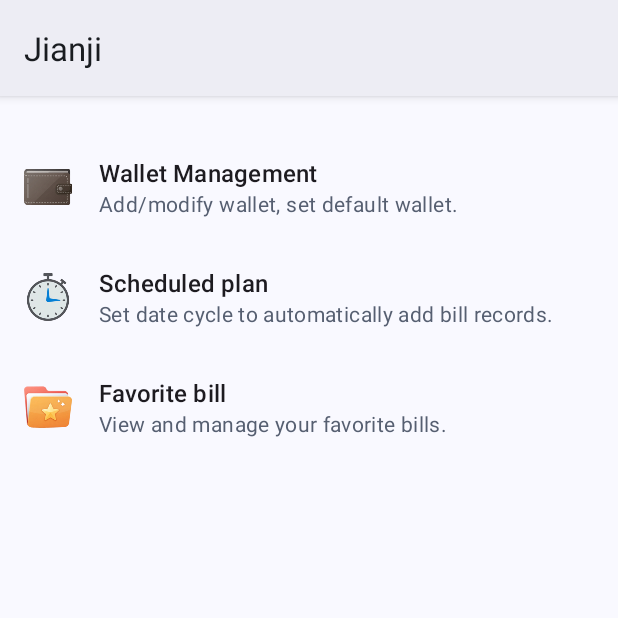
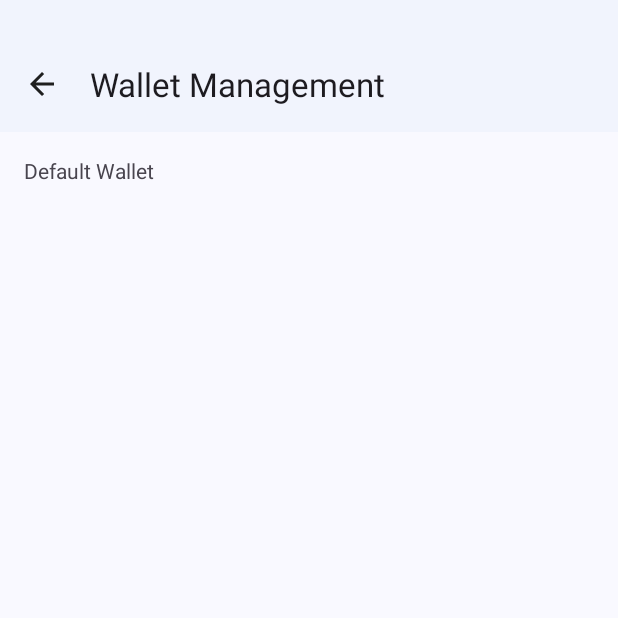
Before and after one commit to MSTAT-Lseng/Jianji, an Android app: the fragment SetupFragment shown on its own in the app's theme, after a tap on "Wallet Management", on a phone screen of 412 x 824 dp, the top half of it. Run offline under Robolectric (Android 15) with nearby library versions, the phone set to English and light mode, and no system bars.

```diff
--- a/app/src/main/AndroidManifest.xml
+++ b/app/src/main/AndroidManifest.xml
@@ -37,6 +37,8 @@
             android:theme="@style/Theme.简记.NoActionBar"/>
         <activity android:name=".activities.PictureViewerActivity"
             android:theme="@style/Theme.简记.NoActionBar"/>
+        <activity android:name=".activities.WalletManageActivity"
+            android:theme="@style/Theme.简记.NoActionBar"/>
 
         <provider
             android:name="androidx.core.content.FileProvider"
--- /dev/null
+++ b/app/src/main/java/m20/simple/bookkeeping/activities/WalletManageActivity.kt
@@ -0,0 +1,67 @@
+package m20.simple.bookkeeping.activities
+
+import android.os.Bundle
+import android.view.MenuItem
+import androidx.appcompat.app.AppCompatActivity
+import androidx.recyclerview.widget.LinearLayoutManager
+import androidx.recyclerview.widget.RecyclerView
+import kotlinx.coroutines.CoroutineScope
+import kotlinx.coroutines.Dispatchers
+import kotlinx.coroutines.launch
+import kotlinx.coroutines.withContext
+import m20.simple.bookkeeping.R
+import m20.simple.bookkeeping.activities.walletmanage.WalletListAdapter
+import m20.simple.bookkeeping.api.wallet.WalletCreator
+import m20.simple.bookkeeping.utils.UIUtils
+
+class WalletManageActivity : AppCompatActivity() {
+
+    override fun onCreate(savedInstanceState: Bundle?) {
+        super.onCreate(savedInstanceState)
+        setContentView(R.layout.activity_wallet_manage)
+        setSupportActionBar(findViewById(R.id.toolbar))
+
+        val uiUtils = UIUtils()
+        uiUtils.fillStatusBarHeight(this, findViewById(R.id.status_bar_view))
+        uiUtils.setStatusBarTextColor(this, !uiUtils.isDarkMode(resources))
+
+        getWalletList()
+    }
+
+    private fun getWalletList() {
+        fun updateUi(walletList: List<Pair<Int, String>>,
+                     defaultWallet: Int?,
+                     amountList: List<Int>) {
+            val dataset = walletList.map { it.second }.toTypedArray()
+            val walletListAdapter = WalletListAdapter(dataset)
+
+            val recyclerView: RecyclerView = findViewById(R.id.recycler_view)
+            recyclerView.layoutManager = LinearLayoutManager(this)
+            recyclerView.adapter = walletListAdapter
+        }
+        CoroutineScope(Dispatchers.Main).launch {
+            val walletCreator = WalletCreator
+            val walletList = withContext(Dispatchers.IO) {
+                walletCreator.getAllWallets(this@WalletManageActivity)
+            }
+            val defaultWallet = withContext(Dispatchers.IO) {
+                walletCreator.getDefaultWallet(this@WalletManageActivity)?.first
+            }
+            val amountList = withContext(Dispatchers.IO) {
+                walletList.map { (id, _) ->
+                    walletCreator.getWalletNameAndBalance(this@WalletManageActivity, id.toLong())?.second ?: 0
+                }
+            }
+            updateUi(walletList, defaultWallet, amountList)
+        }
+    }
+
+    override fun onOptionsItemSelected(item: MenuItem): Boolean {
+        if (item.itemId == android.R.id.home) {
+            onBackPressed()
+            return true
+        }
+        return super.onOptionsItemSelected(item)
+    }
+
+}
--- /dev/null
+++ b/app/src/main/java/m20/simple/bookkeeping/activities/walletmanage/WalletListAdapter.kt
@@ -0,0 +1,28 @@
+package m20.simple.bookkeeping.activities.walletmanage
+
+import android.view.LayoutInflater
+import android.view.View
+import android.view.ViewGroup
+import android.widget.TextView
+import androidx.recyclerview.widget.RecyclerView
+import m20.simple.bookkeeping.R
+
+class WalletListAdapter(private val dataSet: Array<String>) :
+    RecyclerView.Adapter<WalletListAdapter.ViewHolder>() {
+
+    class ViewHolder(view: View) : RecyclerView.ViewHolder(view) {
+        val textView: TextView = view.findViewById(R.id.textView)
+    }
+
+    override fun onCreateViewHolder(viewGroup: ViewGroup, viewType: Int): ViewHolder {
+        val view = LayoutInflater.from(viewGroup.context)
+            .inflate(R.layout.wallet_list_row_item, viewGroup, false)
+        return ViewHolder(view)
+    }
+
+    override fun onBindViewHolder(viewHolder: ViewHolder, position: Int) {
+        viewHolder.textView.text = dataSet[position]
+    }
+
+    override fun getItemCount() = dataSet.size
+}
--- a/app/src/main/java/m20/simple/bookkeeping/ui/setup/SetupFragment.kt
+++ b/app/src/main/java/m20/simple/bookkeeping/ui/setup/SetupFragment.kt
@@ -1,5 +1,6 @@
 package m20.simple.bookkeeping.ui.setup
 
+import android.content.Intent
 import android.os.Bundle
 import android.view.LayoutInflater
 import android.view.View
@@ -12,6 +13,7 @@ import androidx.lifecycle.ViewModelProvider
 import androidx.recyclerview.widget.LinearLayoutManager
 import androidx.recyclerview.widget.RecyclerView
 import m20.simple.bookkeeping.R
+import m20.simple.bookkeeping.activities.WalletManageActivity
 import m20.simple.bookkeeping.databinding.FragmentSetupBinding
 import m20.simple.bookkeeping.utils.UIUtils
 
@@ -45,6 +47,24 @@ class SetupFragment : Fragment() {
     }
 
     private fun configList(view: View) {
+
+        fun taskClick(position: Int) {
+            when (position) {
+                0 -> {
+                    // Wallet management
+                    startActivity(Intent(requireActivity(), WalletManageActivity::class.java))
+                }
+                1 -> {
+                    // Scheduled plan
+                    Toast.makeText(requireContext(), "Scheduled plan clicked", Toast.LENGTH_SHORT).show()
+                }
+                2 -> {
+                    // Collect View
+                    Toast.makeText(requireContext(), "Collect View clicked", Toast.LENGTH_SHORT).show()
+                }
+            }
+        }
+
         val dataset = listOf(
             // Wallet management
             SetupListItem(R.drawable.wallet_icon,
@@ -62,7 +82,7 @@ class SetupFragment : Fragment() {
 
         val listAdapter = SetupListAdapter(dataset)
         listAdapter.onItemClick = { position ->
-            Toast.makeText(requireActivity(), "点击了第 $position 项", Toast.LENGTH_SHORT).show()
+            taskClick(position)
         }
         val recyclerView: RecyclerView = view.findViewById(R.id.list_view)
         recyclerView.layoutManager = LinearLayoutManager(requireActivity())
--- /dev/null
+++ b/app/src/main/res/layout/activity_wallet_manage.xml
@@ -0,0 +1,36 @@
+<?xml version="1.0" encoding="utf-8"?>
+<LinearLayout xmlns:android="http://schemas.android.com/apk/res/android"
+    xmlns:app="http://schemas.android.com/apk/res-auto"
+    android:layout_width="match_parent"
+    android:layout_height="match_parent"
+    android:fitsSystemWindows="false"
+    android:orientation="vertical">
+
+    <View
+        android:id="@+id/status_bar_view"
+        android:layout_width="match_parent"
+        android:layout_height="wrap_content"
+        android:background="@color/toolbar_background" />
+
+    <com.google.android.material.appbar.AppBarLayout
+        android:layout_width="match_parent"
+        android:layout_height="wrap_content"
+        android:background="@color/toolbar_background"
+        android:theme="@style/Theme.简记.AppBarOverlay">
+
+        <androidx.appcompat.widget.Toolbar
+            android:id="@+id/toolbar"
+            android:layout_width="match_parent"
+            android:layout_height="?attr/actionBarSize"
+            app:title="@string/wallet_management"
+            app:navigationIcon="@drawable/arrow_back"
+            app:popupTheme="@style/Theme.简记.PopupOverlay" />
+
+    </com.google.android.material.appbar.AppBarLayout>
+
+    <androidx.recyclerview.widget.RecyclerView
+        android:id="@+id/recycler_view"
+        android:layout_width="match_parent"
+        android:layout_height="match_parent" />
+
+</LinearLayout>
--- /dev/null
+++ b/app/src/main/res/layout/wallet_list_row_item.xml
@@ -0,0 +1,13 @@
+<?xml version="1.0" encoding="utf-8"?>
+<FrameLayout xmlns:android="http://schemas.android.com/apk/res/android"
+    android:layout_width="match_parent"
+    android:layout_height="wrap_content"
+    android:padding="16dp"
+    android:gravity="center_vertical">
+
+    <TextView
+        android:id="@+id/textView"
+        android:layout_width="wrap_content"
+        android:layout_height="wrap_content" />
+
+</FrameLayout>
--- a/app/src/main/res/values/strings.xml
+++ b/app/src/main/res/values/strings.xml
@@ -71,7 +71,7 @@
     <string name="income">Income</string>
     <string name="realtime_pay">Real-time payments</string>
     <string name="deposit_pay">Prepayment deposit</string>
-    <string name="deposit_consumption">Deposit effective</string>
+    <string name="deposit_consumption">Actual consumption</string>
     <string name="bill_time">Billing time</string>
     <string name="copy_to_clipboard">Content copied to clipboard</string>
     <string name="wallet">Wallet</string>
@@ -89,4 +89,7 @@
     <string name="scheduled_plan_summary">Set date cycle to automatically add bill records.</string>
     <string name="collect_billing">Favorite bill</string>
     <string name="collect_billing_summary">View and manage your favorite bills.</string>
+    <string name="wallet_management">Wallet Management</string>
+    <string name="edit_deposit_date">Modify the actual consumption date</string>
+    <string name="jump_deposit_bill">Go to the deposit bill page</string>
 </resources>
```
Also changed, not shown: app/src/main/java/m20/simple/bookkeeping/activities/BillingInfoActivity.kt (+39 -6 lines), app/src/main/res/drawable/edit_calendar.xml (added, +10 -0 lines), app/src/main/res/drawable/forward.xml (added, +11 -0 lines), 3 other files.
